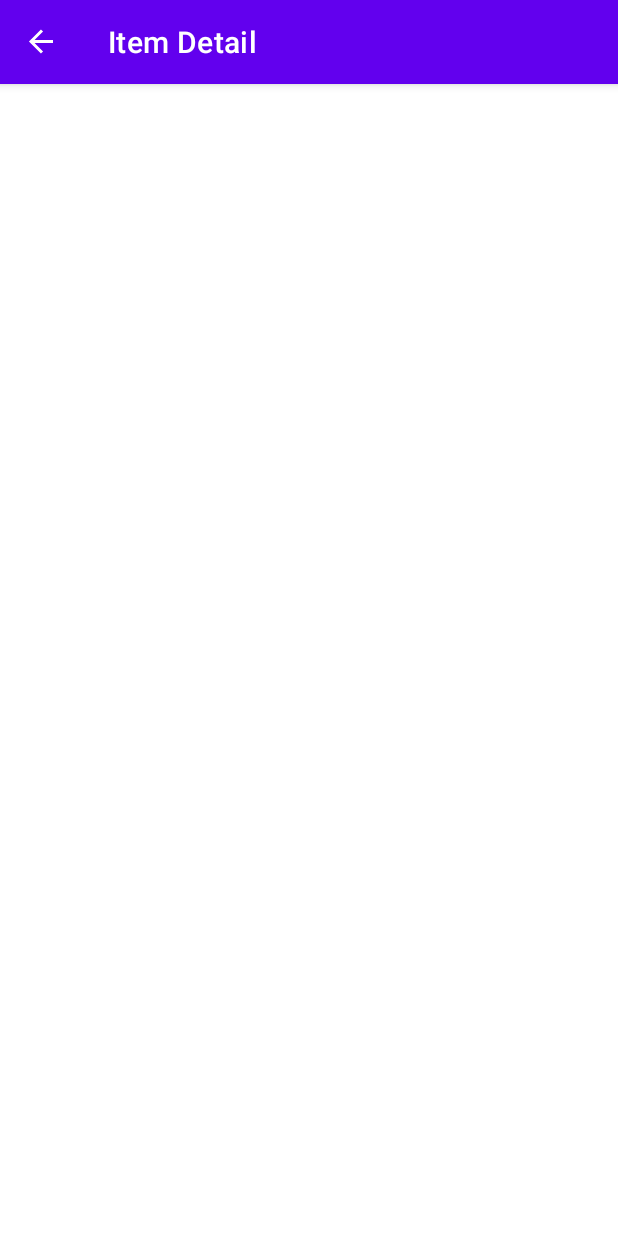
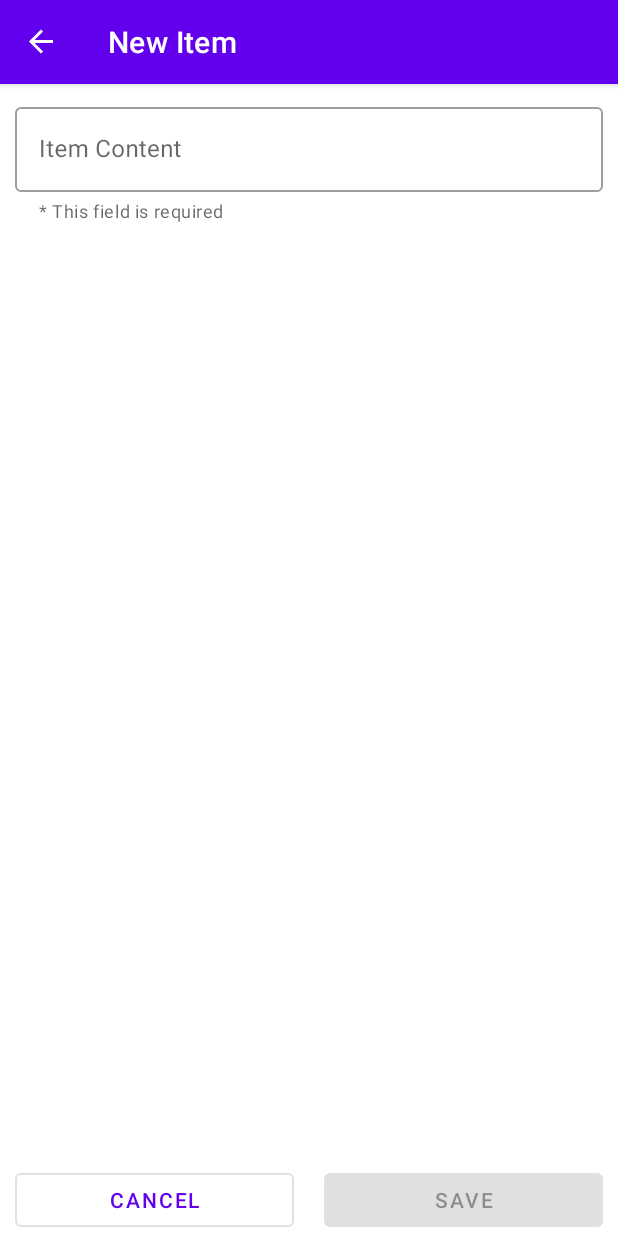
Before and after one commit to mmachado53/android-stuff, an Android app: the ItemFormFragment screen opened through its navigation route, on a phone screen of 412 x 824 dp. Run offline under Robolectric (Android 15) with nearby library versions, the phone set to English and light mode, and no system bars; our stand-ins replace Dagger/Hilt's generated code, data binding, navigation-ui; 3 statements that could not run were skipped.

Commit message:
SimpleMVVMApp - Added Item Form View

```diff
--- /dev/null
+++ b/SimpleMVVMApp/app/src/main/java/com/mmachado53/simplemvvmapp/commons/extensions/FragmentExtensions.kt
@@ -0,0 +1,8 @@
+package com.mmachado53.simplemvvmapp.commons.extensions
+
+import androidx.appcompat.app.ActionBar
+import androidx.appcompat.app.AppCompatActivity
+import androidx.fragment.app.Fragment
+
+val Fragment.supportActionBar: ActionBar?
+    get() = (requireActivity() as? AppCompatActivity)?.supportActionBar
--- a/SimpleMVVMApp/app/src/main/java/com/mmachado53/simplemvvmapp/di/modules/FragmentModule.kt
+++ b/SimpleMVVMApp/app/src/main/java/com/mmachado53/simplemvvmapp/di/modules/FragmentModule.kt
@@ -1,5 +1,6 @@
 package com.mmachado53.simplemvvmapp.di.modules
 
+import com.mmachado53.simplemvvmapp.ui.items.ItemFormFragment
 import com.mmachado53.simplemvvmapp.ui.items.ItemsListFragment
 import dagger.Module
 import dagger.android.ContributesAndroidInjector
@@ -8,4 +9,7 @@ import dagger.android.ContributesAndroidInjector
 abstract class FragmentModule {
     @ContributesAndroidInjector
     abstract fun itemsListFragment(): ItemsListFragment
+
+    @ContributesAndroidInjector
+    abstract fun itemFormFragment(): ItemFormFragment
 }
--- a/SimpleMVVMApp/app/src/main/java/com/mmachado53/simplemvvmapp/di/modules/ViewModelModule.kt
+++ b/SimpleMVVMApp/app/src/main/java/com/mmachado53/simplemvvmapp/di/modules/ViewModelModule.kt
@@ -2,6 +2,7 @@ package com.mmachado53.simplemvvmapp.di.modules
 
 import androidx.lifecycle.ViewModel
 import androidx.lifecycle.ViewModelProvider
+import com.mmachado53.simplemvvmapp.ui.items.ItemFormViewModel
 import com.mmachado53.simplemvvmapp.ui.items.ItemsListViewModel
 import dagger.Binds
 import dagger.Module
@@ -16,4 +17,9 @@ abstract class ViewModelModule {
     @IntoMap
     @ViewModelKey(ItemsListViewModel::class)
     internal abstract fun itemsListViewModel(viewModel: ItemsListViewModel): ViewModel
+
+    @Binds
+    @IntoMap
+    @ViewModelKey(ItemFormViewModel::class)
+    internal abstract fun itemFormViewModel(viewModel: ItemFormViewModel): ViewModel
 }
--- a/SimpleMVVMApp/app/src/main/java/com/mmachado53/simplemvvmapp/ui/items/ItemFormFragment.kt
+++ b/SimpleMVVMApp/app/src/main/java/com/mmachado53/simplemvvmapp/ui/items/ItemFormFragment.kt
@@ -4,11 +4,39 @@ import android.os.Bundle
 import android.view.LayoutInflater
 import android.view.View
 import android.view.ViewGroup
-import androidx.fragment.app.Fragment
+import androidx.lifecycle.ViewModelProvider
+import androidx.navigation.fragment.findNavController
+import androidx.navigation.fragment.navArgs
+import com.mmachado53.simplemvvmapp.R
+import com.mmachado53.simplemvvmapp.commons.EventWrapperObserver
+import com.mmachado53.simplemvvmapp.commons.extensions.hideLoading
+import com.mmachado53.simplemvvmapp.commons.extensions.showLoading
+import com.mmachado53.simplemvvmapp.commons.extensions.supportActionBar
 import com.mmachado53.simplemvvmapp.databinding.FragmentItemFormBinding
+import dagger.android.support.DaggerFragment
+import javax.inject.Inject
 
-class ItemFormFragment : Fragment() {
-    lateinit var binding: FragmentItemFormBinding
+class ItemFormFragment : DaggerFragment() {
+
+    @Inject
+    lateinit var viewModelFactory: ViewModelProvider.Factory
+
+    private val viewModel: ItemFormViewModel by lazy {
+        ViewModelProvider(this, viewModelFactory).get(ItemFormViewModel::class.java)
+    }
+
+    private lateinit var binding: FragmentItemFormBinding
+
+    private val args: ItemFormFragmentArgs by navArgs()
+
+    private val itemId: Long? by lazy {
+        if (args.itemId >= 0) args.itemId else null
+    }
+
+    override fun onCreate(savedInstanceState: Bundle?) {
+        super.onCreate(savedInstanceState)
+        itemId?.let { viewModel.loadItem(it) }
+    }
 
     override fun onCreateView(
         inflater: LayoutInflater,
@@ -17,6 +45,34 @@ class ItemFormFragment : Fragment() {
     ): View {
         binding = FragmentItemFormBinding.inflate(layoutInflater, container, false)
         binding.lifecycleOwner = this
+        binding.viewModel = viewModel
+        handleTitle()
+        setObservers()
+        setupViews()
         return binding.root
     }
+
+    private fun handleTitle() {
+        val titleResId = if (itemId != null) R.string.fragment_item_form_edit_title
+        else R.string.fragment_item_form_new_title
+        supportActionBar?.setTitle(titleResId)
+    }
+
+    private fun setObservers() {
+        viewModel.showLoading.observe(viewLifecycleOwner) {
+            if (it) showLoading()
+            else hideLoading()
+        }
+
+        viewModel.itemSavedEvent.observe(
+            viewLifecycleOwner,
+            EventWrapperObserver {
+                if (it) findNavController().popBackStack()
+            }
+        )
+    }
+
+    private fun setupViews() {
+        binding.cancelButton.setOnClickListener { findNavController().popBackStack() }
+    }
 }
--- /dev/null
+++ b/SimpleMVVMApp/app/src/main/java/com/mmachado53/simplemvvmapp/ui/items/ItemFormViewModel.kt
@@ -0,0 +1,59 @@
+package com.mmachado53.simplemvvmapp.ui.items
+
+import androidx.lifecycle.LiveData
+import androidx.lifecycle.MutableLiveData
+import androidx.lifecycle.Transformations
+import androidx.lifecycle.ViewModel
+import androidx.lifecycle.viewModelScope
+import com.mmachado53.simplemvvmapp.commons.EventWrapper
+import com.mmachado53.simplemvvmapp.data.ItemRepositoryInterface
+import com.mmachado53.simplemvvmapp.data.model.Item
+import kotlinx.coroutines.launch
+import javax.inject.Inject
+
+class ItemFormViewModel @Inject constructor(private val repository: ItemRepositoryInterface) : ViewModel() {
+
+    private val _showLoading = MutableLiveData(false)
+
+    val showLoading: LiveData<Boolean> = _showLoading
+
+    private var itemToEdit: Item? = null
+
+    val itemContent = MutableLiveData<String>()
+
+    val saveButtonIsEnabled: LiveData<Boolean> = Transformations.map(itemContent) {
+        formIsValid()
+    }
+
+    private val _itemSavedEvent = MutableLiveData<EventWrapper<Boolean>>()
+
+    val itemSavedEvent: LiveData<EventWrapper<Boolean>> = _itemSavedEvent
+
+    fun loadItem(itemId: Long) {
+        viewModelScope.launch {
+            repository.getItem(itemId)?.let {
+                itemToEdit = it
+                itemContent.value = it.content
+            }
+        }
+    }
+
+    fun saveItem() {
+        if (formIsValid()) {
+            viewModelScope.launch {
+                _showLoading.value = true
+                val itemToSave = itemToEdit?.let {
+                    it.content = itemContent.value!!
+                    return@let it
+                } ?: kotlin.run {
+                    return@run Item(localId = null, serverId = null, itemContent.value!!)
+                }
+                repository.insertUpdateItem(itemToSave)
+                _showLoading.value = false
+                _itemSavedEvent.value = EventWrapper(true)
+            }
+        }
+    }
+
+    private fun formIsValid(): Boolean = itemContent.value?.isNotBlank() ?: false
+}
--- a/SimpleMVVMApp/app/src/main/res/layout/fragment_item_form.xml
+++ b/SimpleMVVMApp/app/src/main/res/layout/fragment_item_form.xml
@@ -1,11 +1,55 @@
 <?xml version="1.0" encoding="utf-8"?>
-<layout xmlns:android="http://schemas.android.com/apk/res/android">
+<layout xmlns:android="http://schemas.android.com/apk/res/android"
+    xmlns:app="http://schemas.android.com/apk/res-auto">
     <data>
-        <!-- Put here all needed data (could be a ViewModel) -->
+        <variable name="viewModel" type="com.mmachado53.simplemvvmapp.ui.items.ItemFormViewModel"/>
     </data>
     <androidx.constraintlayout.widget.ConstraintLayout
         android:layout_width="match_parent"
         android:layout_height="match_parent">
 
+        <com.google.android.material.textfield.TextInputLayout
+            style="@style/Widget.MaterialComponents.TextInputLayout.OutlinedBox"
+            app:helperTextEnabled="true"
+            app:helperText="@string/fragment_item_form_content_field_help"
+            android:layout_margin="10dp"
+            android:hint="@string/fragment_item_form_content_field_label"
+            app:layout_constraintTop_toTopOf="parent"
+            app:layout_constraintStart_toStartOf="parent"
+            app:layout_constraintEnd_toEndOf="parent"
+            android:layout_width="match_parent"
+            android:layout_height="wrap_content">
+            <com.google.android.material.textfield.TextInputEditText
+                android:text="@={viewModel.itemContent}"
+                android:layout_width="match_parent"
+                android:layout_height="wrap_content"/>
+
+        </com.google.android.material.textfield.TextInputLayout>
+
+        <LinearLayout
+            android:orientation="horizontal"
+            app:layout_constraintBottom_toBottomOf="parent"
+            app:layout_constraintStart_toStartOf="parent"
+            app:layout_constraintEnd_toEndOf="parent"
+            android:layout_width="match_parent"
+            android:layout_height="wrap_content">
+            <com.google.android.material.button.MaterialButton
+                android:id="@+id/cancel_button"
+                style="@style/Widget.MaterialComponents.Button.OutlinedButton"
+                android:layout_marginHorizontal="10dp"
+                android:text="@string/fragment_item_form_cancel_button"
+                android:layout_weight="1"
+                android:layout_width="0dp"
+                android:layout_height="wrap_content"/>
+            <com.google.android.material.button.MaterialButton
+                android:onClick="@{v -> viewModel.saveItem()}"
+                android:enabled="@{viewModel.saveButtonIsEnabled}"
+                android:layout_marginHorizontal="10dp"
+                android:text="@string/fragment_item_form_save_button"
+                android:layout_weight="1"
+                android:layout_width="0dp"
+                android:layout_height="wrap_content"/>
+        </LinearLayout>
+
     </androidx.constraintlayout.widget.ConstraintLayout>
 </layout>
--- a/SimpleMVVMApp/app/src/main/res/menu/items_list_menu.xml
+++ b/SimpleMVVMApp/app/src/main/res/menu/items_list_menu.xml
@@ -1,5 +1,6 @@
 <?xml version="1.0" encoding="utf-8"?>
-<menu xmlns:android="http://schemas.android.com/apk/res/android">
-    <item android:id="@+id/action_add_item"
+<menu xmlns:android="http://schemas.android.com/apk/res/android"
+    xmlns:app="http://schemas.android.com/apk/res-auto">
+    <item app:showAsAction="always" android:visible="true" android:id="@+id/action_add_item"
         android:title="@string/fragment_items_list_menu_add_item" />
 </menu>
--- a/SimpleMVVMApp/app/src/main/res/values/strings.xml
+++ b/SimpleMVVMApp/app/src/main/res/values/strings.xml
@@ -9,6 +9,12 @@
 
     <!-- layouts/fragment_item_form.xml -->
     <string name="fragment_item_form_title">Item Detail</string>
+    <string name="fragment_item_form_new_title">New Item</string>
+    <string name="fragment_item_form_edit_title">Edit Item</string>
+    <string name="fragment_item_form_content_field_label">Item Content</string>
+    <string name="fragment_item_form_content_field_help">* This field is required</string>
+    <string name="fragment_item_form_save_button">Save</string>
+    <string name="fragment_item_form_cancel_button">Cancel</string>
 
     <!-- layouts/dialog_fragment_delete_item.xml -->
     <string name="dialog_fragment_delete_item_title">Delete Item</string>
```
